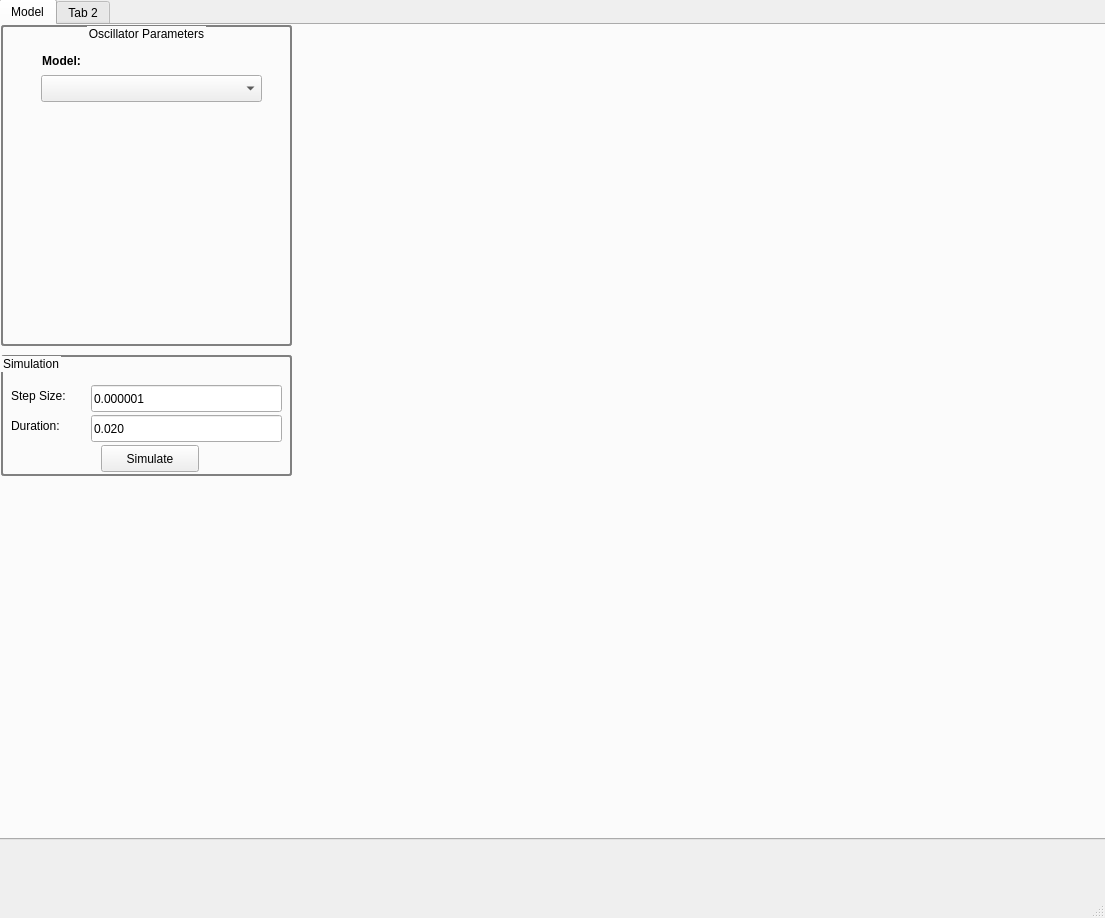
Before: the Qt Designer form src/python/ui/gen/main_window.ui in mschachter/birdy, drawn with Qt 5.
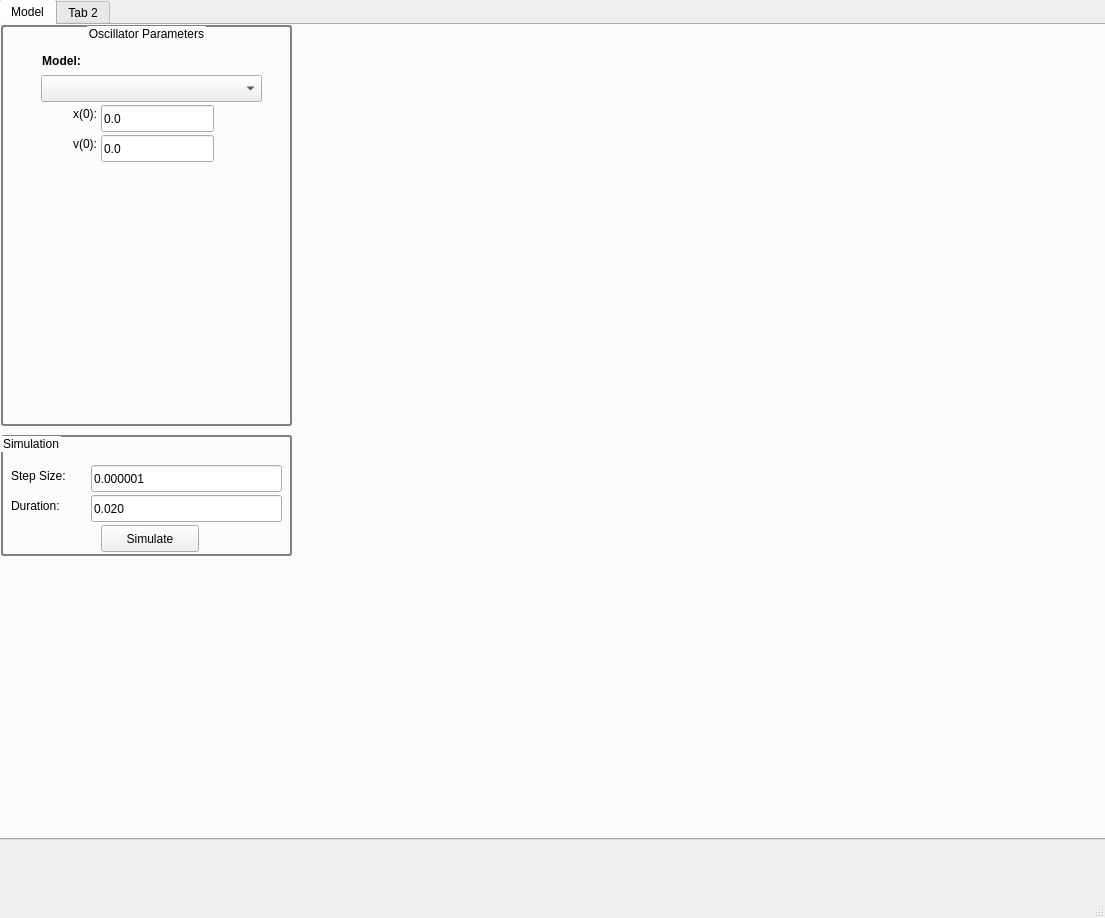
After: the same form once the commit is applied.

Commit message: support for physical model in ui. initial conditions in ui. determination of fundamental frequency and associated plots.

Diff of the .ui file:
```diff
--- a/src/python/ui/gen/main_window.ui
+++ b/src/python/ui/gen/main_window.ui
@@ -39,7 +39,7 @@
            <x>0</x>
            <y>0</y>
            <width>291</width>
-           <height>321</height>
+           <height>401</height>
           </rect>
          </property>
          <property name="styleSheet">
@@ -93,19 +93,77 @@
           <property name="geometry">
            <rect>
             <x>10</x>
-            <y>90</y>
+            <y>150</y>
             <width>271</width>
-            <height>211</height>
+            <height>241</height>
            </rect>
           </property>
           <layout class="QVBoxLayout" name="oscillatorParametersLayout"/>
          </widget>
+         <widget class="QLabel" name="initialXHelpLabel">
+          <property name="geometry">
+           <rect>
+            <x>30</x>
+            <y>80</y>
+            <width>66</width>
+            <height>17</height>
+           </rect>
+          </property>
+          <property name="text">
+           <string>x(0):</string>
+          </property>
+          <property name="alignment">
+           <set>Qt::AlignRight|Qt::AlignTrailing|Qt::AlignVCenter</set>
+          </property>
+         </widget>
+         <widget class="QLabel" name="initialVHelpLabel">
+          <property name="geometry">
+           <rect>
+            <x>30</x>
+            <y>110</y>
+            <width>66</width>
+            <height>17</height>
+           </rect>
+          </property>
+          <property name="text">
+           <string>v(0):</string>
+          </property>
+          <property name="alignment">
+           <set>Qt::AlignRight|Qt::AlignTrailing|Qt::AlignVCenter</set>
+          </property>
+         </widget>
+         <widget class="QLineEdit" name="initialXEdit">
+          <property name="geometry">
+           <rect>
+            <x>100</x>
+            <y>80</y>
+            <width>113</width>
+            <height>27</height>
+           </rect>
+          </property>
+          <property name="text">
+           <string>0.0</string>
+          </property>
+         </widget>
+         <widget class="QLineEdit" name="initialVEdit">
+          <property name="geometry">
+           <rect>
+            <x>100</x>
+            <y>110</y>
+            <width>113</width>
+            <height>27</height>
+           </rect>
+          </property>
+          <property name="text">
+           <string>0.0</string>
+          </property>
+         </widget>
         </widget>
         <widget class="QGroupBox" name="simulatorGroupBox">
          <property name="geometry">
           <rect>
            <x>0</x>
-           <y>330</y>
+           <y>410</y>
            <width>291</width>
            <height>121</height>
           </rect>
```
The commit also changes 8 other files.
